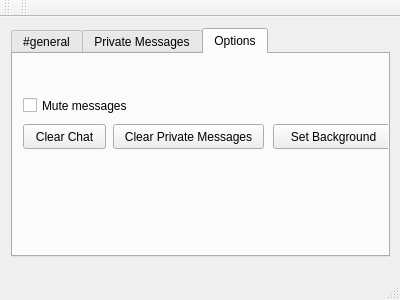
Before: the Qt Designer form GUI/mainwindow.ui in diegob236/cs457-irc-chat, drawn with Qt 5.
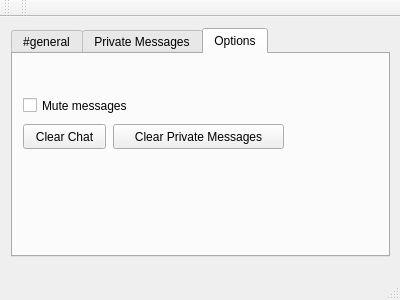
After: the same form once the commit is applied. The open tabs and pages were chosen to show the change.

Commit message: Got channels to switch

Diff of the .ui file:
```diff
--- a/GUI/mainwindow.ui
+++ b/GUI/mainwindow.ui
@@ -14,6 +14,12 @@
    <string>IRC Chat</string>
   </property>
   <widget class="QWidget" name="centralWidget">
+   <property name="sizePolicy">
+    <sizepolicy hsizetype="Expanding" vsizetype="Expanding">
+     <horstretch>0</horstretch>
+     <verstretch>0</verstretch>
+    </sizepolicy>
+   </property>
    <widget class="QWidget" name="verticalLayoutWidget">
     <property name="geometry">
      <rect>
@@ -115,19 +121,6 @@
         <attribute name="title">
          <string>Options</string>
         </attribute>
-        <widget class="QPushButton" name="setBackground">
-         <property name="geometry">
-          <rect>
-           <x>260</x>
-           <y>70</y>
-           <width>121</width>
-           <height>25</height>
-          </rect>
-         </property>
-         <property name="text">
-          <string>Set Background</string>
-         </property>
-        </widget>
         <widget class="QPushButton" name="clearchat">
          <property name="geometry">
           <rect>
@@ -159,7 +152,7 @@
           <rect>
            <x>100</x>
            <y>70</y>
-           <width>151</width>
+           <width>171</width>
            <height>25</height>
           </rect>
          </property>
```
The commit also changes 1 other file.
